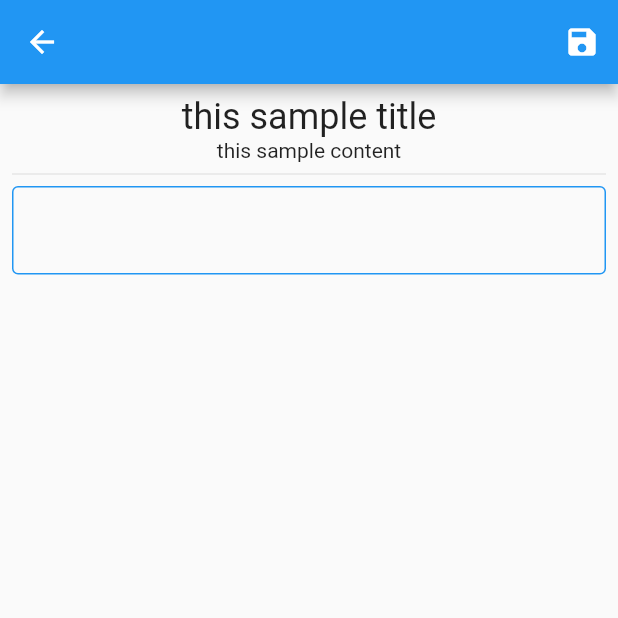
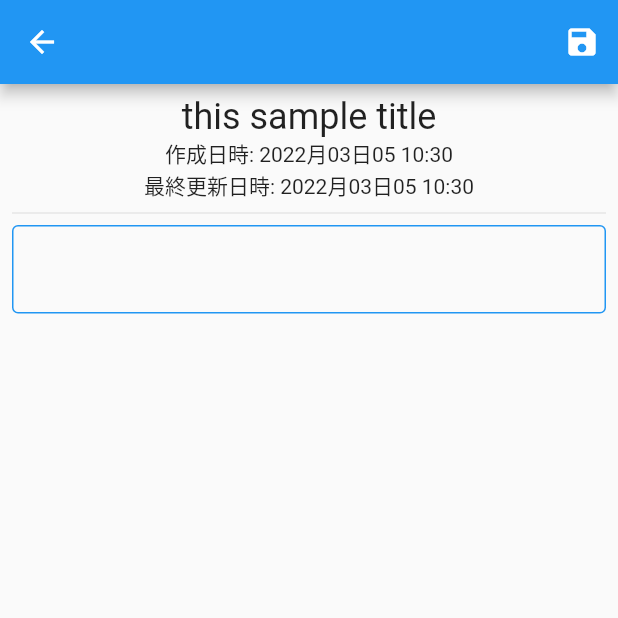
Before and after one commit to Pregum/prememo, a Flutter app: the MainPage screen opened by its route, after a tap on the "create" icon, on a phone screen of 412 x 824 dp, the top half of it. Run offline on Flutter 3.47's test engine with Material 2 defaults, Android fonts, the phone set to English and light mode, and no system bars; our stand-ins replace cloud_firestore, firebase_auth, firebase_core, flutter_dotenv, flutter_riverpod; missing offline and left inert: flutterfire_ui; accounts and stored records are empty.

Commit message:
update: 日時の表示文字列を修飾した

```diff
--- a/lib/model/content.dart
+++ b/lib/model/content.dart
@@ -1,4 +1,7 @@
 import 'package:cloud_firestore/cloud_firestore.dart';
+
+import 'package:intl/intl.dart';
+import 'package:intl/date_symbol_data_local.dart';
 
 class Content {
   String id;
@@ -43,4 +46,17 @@ class Content {
       'updated_at': FieldValue.serverTimestamp(),
     };
   }
+
+  @override
+  String toString() {
+    return 'id: $id, title: $title, content: $content';
+  }
 }
+
+extension ContentExt on DateTime {
+  String toPrettyStr() {
+    initializeDateFormatting('ja_JP');
+    final formatted = DateFormat('yyyy月MM日dd HH:mm', 'ja');
+    return formatted.format(this);
+  }
+}
--- a/lib/view/content/content_create_page.dart
+++ b/lib/view/content/content_create_page.dart
@@ -15,14 +15,29 @@ class ContentCreatePage extends ConsumerStatefulWidget {
 class _ContentCreatePageState extends ConsumerState<ContentCreatePage> {
   final _textEditingController = TextEditingController(text: '');
 
+  final _contentProvider = StateProvider<Content>((_) => Content.initialize());
+
   @override
   void initState() {
     super.initState();
+    _textEditingController.addListener(() {
+      _handleContentChanged();
+    });
+  }
+
+  void _handleContentChanged() {
+    final contentNotifier = ref.watch(_contentProvider.notifier);
+    print('before content: ${contentNotifier.state}');
+    final updatedContent = contentNotifier.state
+      ..content = _textEditingController.text;
+
+    contentNotifier.state = updatedContent;
+    print('after content: ${contentNotifier.state}');
   }
 
   @override
   Widget build(BuildContext context) {
-    final contentController = ref.watch(contentProvider);
+    final content = ref.watch(_contentProvider);
     final TextStyle style = Theme.of(context).textTheme.titleMedium!.copyWith(
           fontSize: 24,
           fontWeight: FontWeight.normal,
@@ -55,16 +70,15 @@ class _ContentCreatePageState extends ConsumerState<ContentCreatePage> {
                 children: <Widget>[
                   Center(
                     child: Hero(
-                      tag: contentController.id,
+                      tag: content.id,
                       child: Text(
-                        contentController.title,
+                        content.title,
                         style: style,
                       ),
                     ),
                   ),
-                  Center(
-                    child: Text(contentController.content),
-                  ),
+                  Text('作成日時: ${content.createdAt.toDate().toPrettyStr()}'),
+                  Text('最終更新日時: ${content.updatedAt.toDate().toPrettyStr()}'),
                   const Divider(),
                   TextField(
                     maxLength: null,
```
